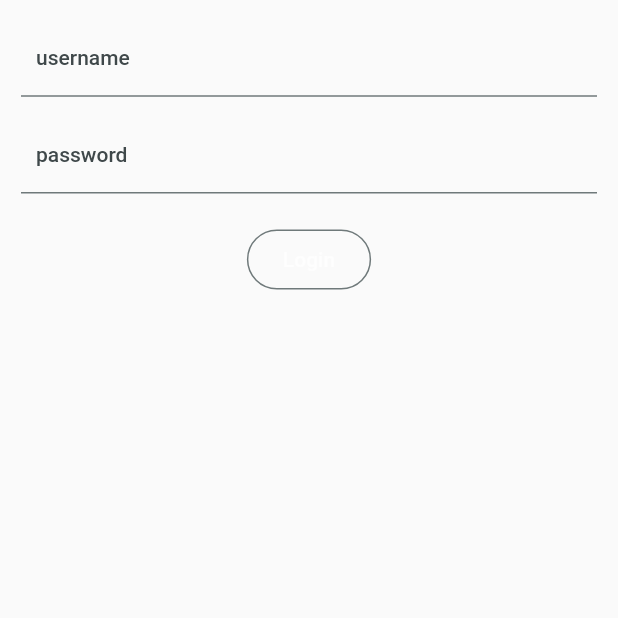
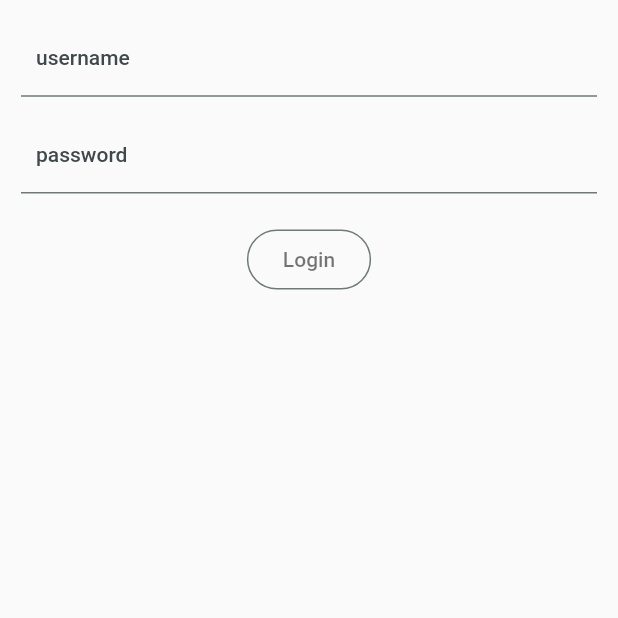
Before and after one commit to Bojan227/insta-flutter, a Flutter app: the screen it shows after launch, in the side drawer, after a tap on "Login", on a phone screen of 412 x 824 dp, the top half of it. Run offline on Flutter 3.47's test engine with Material 2 defaults, Android fonts, the phone set to English and light mode, and no system bars; our stand-ins replace bloc, bloc_concurrency, cached_network_image, dio, equatable, flutter_bloc and 6 more; network calls fail.

Commit message:
fix/bottom tabs navigator colors

```diff
--- a/lib/ui/login/login_screen.dart
+++ b/lib/ui/login/login_screen.dart
@@ -65,8 +65,11 @@ class LoginScreen extends StatelessWidget {
                       onPressed: () {
                         onSubmit(context);
                       },
-                      child:
-                          Text(state is LoginLoading ? 'Loading..' : 'Login'),
+                      child: Text(
+                        state is LoginLoading ? 'Loading..' : 'Login',
+                        style: TextStyle(
+                            color: Theme.of(context).colorScheme.onSecondary),
+                      ),
                     );
                   },
                 ),
--- a/lib/ui/tabs/tabs_screen.dart
+++ b/lib/ui/tabs/tabs_screen.dart
@@ -61,8 +61,8 @@ class _TabsScreenState extends State<TabsScreen> {
         bottomNavigationBar: BottomNavigationBar(
             currentIndex: selectedIndex,
             onTap: (value) => handleTabSwitch(value),
-            selectedItemColor: Colors.black,
-            unselectedItemColor: Colors.black54,
+            selectedItemColor: Theme.of(context).colorScheme.onSecondary,
+            unselectedItemColor: Colors.grey[400],
             showSelectedLabels: false,
             items: const [
               BottomNavigationBarItem(
```
